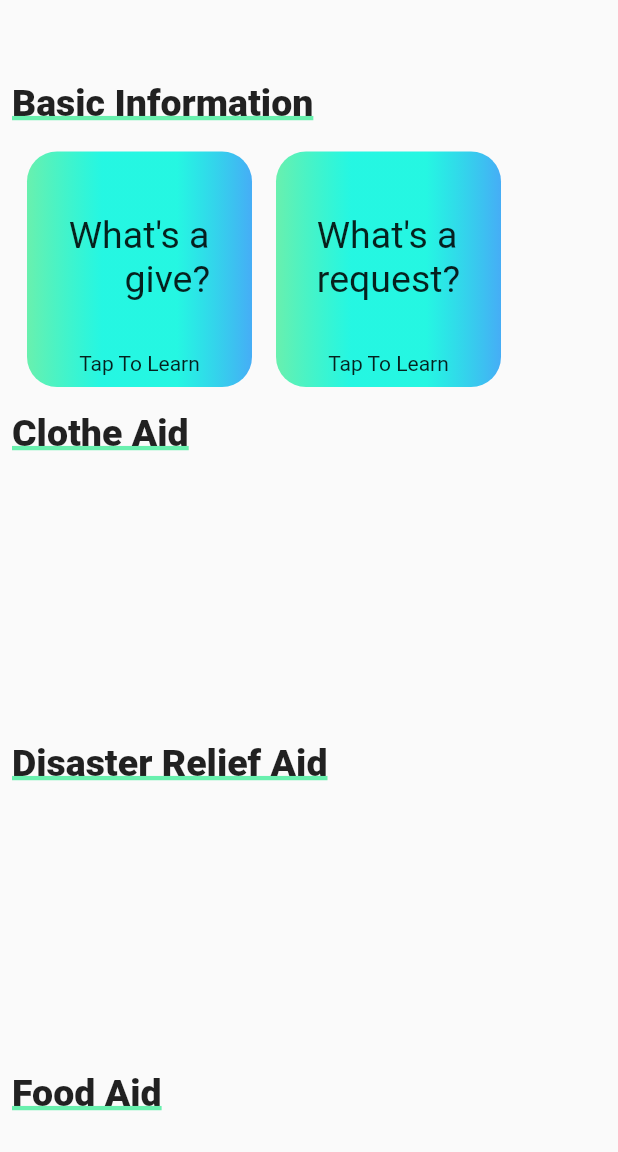
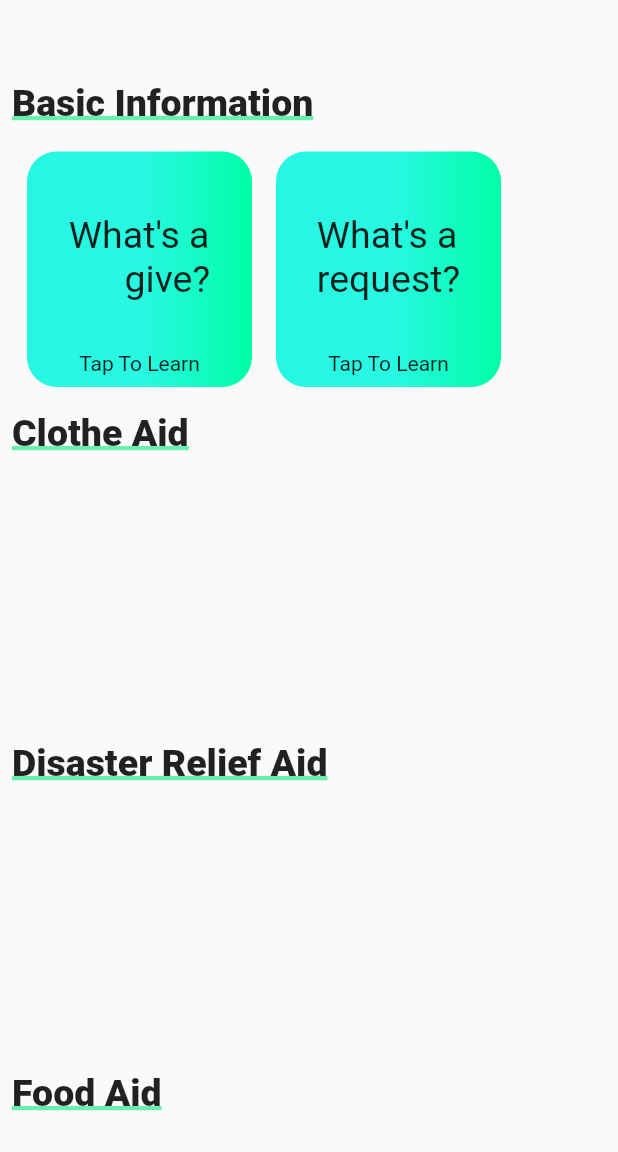
Before and after one commit to AkshaySiddannavar/give_easy, a Flutter app: the HomeScreen screen opened by its route, on a phone screen of 412 x 824 dp, the part 84-1236 px from its top. Run offline on Flutter 3.47's test engine with Material 2 defaults, Android fonts, the phone set to English and light mode, and no system bars; our stand-ins replace cloud_firestore, confetti, file_picker, firebase_auth, firebase_core, firebase_storage and 2 more; missing offline and left inert: razorpay_flutter; accounts and stored records are empty.

Commit message:
change color to improve UI

```diff
--- a/lib/components/information_card.dart
+++ b/lib/components/information_card.dart
@@ -57,10 +57,12 @@ class InformationCard extends StatelessWidget {
         decoration: BoxDecoration(
             //gradient: LinearGradient() to add some good looks
             gradient: LinearGradient(colors: [
-              Colors.greenAccent,
               Color.fromARGB(218, 1, 246, 222),
-              Color.fromARGB(218, 1, 246, 222),
-              Color.fromARGB(255, 70, 173, 246)
+              Color.fromARGB(218, 6, 247, 223),
+              Color(0xFF00FFA4),
+              // Color.fromARGB(218, 2, 235, 212),
+
+              // Color.fromARGB(255, 70, 173, 246)
             ]),
             // color: Colors.greenAccent, //to identify extent of outer container
             borderRadius: BorderRadius.all(Radius.elliptical(20.0, 20.0))),
```
